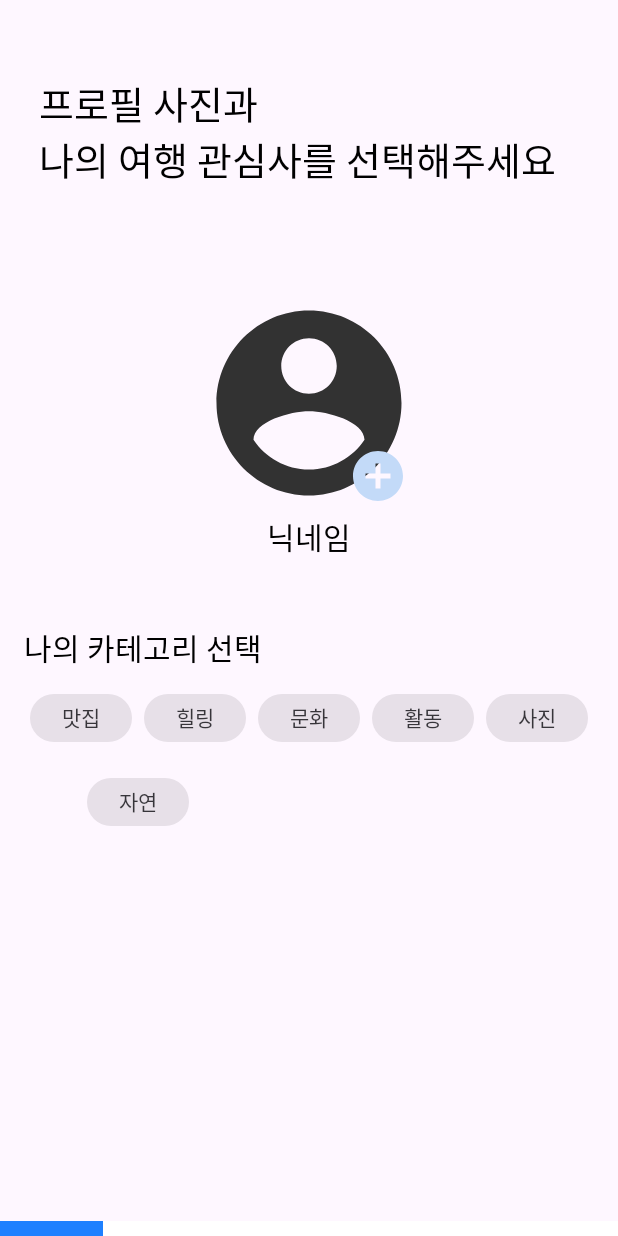
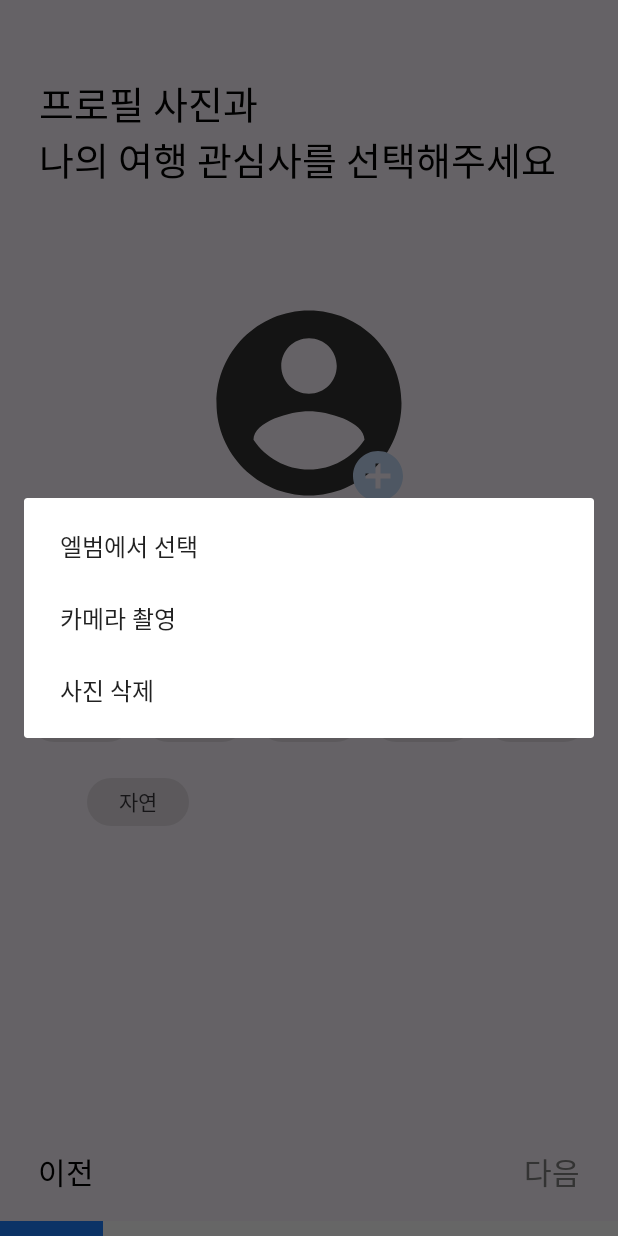
Before and after one commit to SeLino98/TravelMaker, an Android app: the screen it shows after launch (SignupActivity), after a tap on an icon or button, on a phone screen of 412 x 824 dp. Run offline under Robolectric (Android 15) with nearby library versions, the phone set to English and light mode, and no system bars; our stand-ins replace Dagger/Hilt's generated code; pictures from the network do not load.

Commit message:
[Feat] 카메라 기능 삭제 추가 및 화면 구현

```diff
--- a/travelmaker_android/app/build.gradle
+++ b/travelmaker_android/app/build.gradle
@@ -15,6 +15,7 @@ android {
     compileSdk 33
 
     buildFeatures {
+        //buildConfigField할 때 피쳐가 없는데 밑에 놈이 피처를 만들어 줌
         buildConfig true
     }
 
@@ -100,6 +101,7 @@ dependencies {
     //material3
     implementation 'com.google.android.material:material:1.9.0'
 
+//    implementation 'com.github.yalantis:ucrop:2.2.8'
 }
 kapt {
     correctErrorTypes = true
--- a/travelmaker_android/app/src/main/AndroidManifest.xml
+++ b/travelmaker_android/app/src/main/AndroidManifest.xml
@@ -8,7 +8,9 @@
     <!--  서버와의 통신을 위한 Internet 허용  -->
     <uses-permission android:name="android.permission.INTERNET"/>
     <uses-permission android:name="android.permission.POST_NOTIFICATIONS"/>
-    <uses-permission android:name="android.permission.CAMERA"/>
+    <uses-permission android:name="android.permission.CAMERA"/><!-- 카메라 기능을 활성화 하는 버튼 -->
+    <uses-permission android:name="android.permission.READ_EXTERNAL_STORAGE"/>
+    <uses-permission android:name="android.permission.WRITE_EXTERNAL_STORAGE"/>
 
     <application
         android:name=".util.ApplicationClass"
@@ -22,6 +24,8 @@
         android:theme="@style/Theme.Travelmaker"
         android:usesCleartextTraffic="true"
         tools:targetApi="31">
+
+
 
         <activity
             android:name=".ui.signup.SignupActivity"
--- a/travelmaker_android/app/src/main/java/com/gumibom/travelmaker/di/datasource/RemoteDataSourceModule.kt
+++ b/travelmaker_android/app/src/main/java/com/gumibom/travelmaker/di/datasource/RemoteDataSourceModule.kt
@@ -28,4 +28,5 @@ class RemoteDataSourceModule {
         return GoogleLocationRemoteDataSourceImpl(googleLocationSearchService)
     }
 
+
 }
--- /dev/null
+++ b/travelmaker_android/app/src/main/java/com/gumibom/travelmaker/ui/dialog/ClickEventDialog.kt
@@ -0,0 +1,72 @@
+package com.gumibom.travelmaker.ui.dialog
+
+import android.app.AlertDialog
+import android.app.Dialog
+import android.content.Context
+import android.content.DialogInterface
+import android.graphics.drawable.ColorDrawable
+import android.graphics.drawable.Drawable
+import android.view.LayoutInflater
+import android.widget.Button
+import android.widget.TextView
+import com.gumibom.travelmaker.R
+
+class ClickEventDialog(context: Context):AlertDialog.Builder(context){
+    private val dialog:Dialog = Dialog(context)
+
+    override fun setItems(
+        items: Array<out CharSequence>?,
+        listener: DialogInterface.OnClickListener?
+    ): AlertDialog.Builder {
+        return super.setItems(items, listener)
+    }
+
+    init { //첫 시작 세팅
+        //어떤 레이아웃을 쓸건지?
+        //어떤 레아이웃의 테두리를 쓸건지 등의
+        //레이아웃의 사이즈 특성 등등을 설정할 수 잇다.
+        val view = LayoutInflater.from(context).inflate(R.layout.click_event_dialog,null)
+        dialog.setContentView(view)
+        val x = 900.toInt()
+        val y = 750.toInt()
+        dialog.setCancelable(false);
+        dialog.window?.setLayout(x,y);
+        dialog.window?.setBackgroundDrawableResource(R.drawable.dialog_click_event_backgound)
+
+    }
+    fun setTitle(title: String) {
+        val titleView: TextView = dialog.findViewById(R.id.dialog_title)
+        titleView.text = title
+    }
+
+    fun setContent(content: String) {
+        val contentView: TextView = dialog.findViewById(R.id.dialog_content)
+        contentView.text = content
+    }
+    fun setPositiveBtnTitle(title :String){
+        val btnView : Button = dialog.findViewById(R.id.dialog_content_yes)
+        btnView.text= title
+    }
+    fun setPositiveButtonListener(listener: () -> Unit) {
+        val yesButton: Button = dialog.findViewById(R.id.dialog_content_yes)
+        yesButton.setOnClickListener {
+            listener()
+            dialog.dismiss()
+        }
+    }
+
+    fun setNegativeButtonListener(listener: () -> Unit) {
+        val noButton: Button = dialog.findViewById(R.id.dialog_content_no)
+        noButton.setOnClickListener {
+            listener()
+            dialog.dismiss()
+        }
+    }
+
+    fun clickDialogShow(){
+        dialog.show()
+    }
+    fun clickDialogDissMiss(){
+        dialog.dismiss()
+    }
+}
--- a/travelmaker_android/app/src/main/java/com/gumibom/travelmaker/ui/signup/SignupActivity.kt
+++ b/travelmaker_android/app/src/main/java/com/gumibom/travelmaker/ui/signup/SignupActivity.kt
@@ -31,12 +31,12 @@ class SignupActivity : AppCompatActivity() {
             as NavHostFragment).navController
         }
         setContentView(binding.root)
-
-                                                                                    //권한 체크
+        //권한 체크
         val checker = PermissionChecker(this)
         val runtimePermissions = arrayOf(
-            Manifest.permission.POST_NOTIFICATIONS,
-            Manifest.permission.CAMERA
+            Manifest.permission.CAMERA,
+            Manifest.permission.WRITE_EXTERNAL_STORAGE,
+            Manifest.permission.READ_EXTERNAL_STORAGE,
         )
         if (!checker.checkPermission(runtimePermissions)) {
             checker.permitted = object : PermissionListener {
--- a/travelmaker_android/app/src/main/java/com/gumibom/travelmaker/ui/signup/SignupProfileFragment.kt
+++ b/travelmaker_android/app/src/main/java/com/gumibom/travelmaker/ui/signup/SignupProfileFragment.kt
@@ -2,7 +2,10 @@ package com.gumibom.travelmaker.ui.signup
 import android.app.Activity
 import android.content.Context
 import android.content.Intent
+import android.content.pm.PackageManager
 import android.graphics.Bitmap
+import android.graphics.RectF
+import android.graphics.drawable.BitmapDrawable
 import android.os.Bundle
 import android.provider.MediaStore
 import android.util.Log
@@ -11,19 +14,28 @@ import android.view.LayoutInflater
 import android.view.View
 import android.view.ViewGroup
 import androidx.activity.result.ActivityResult
-import androidx.activity.result.contract.ActivityResultContract
 import androidx.activity.result.contract.ActivityResultContracts
 import androidx.fragment.app.viewModels
 import com.google.android.material.chip.Chip
+import com.gumibom.travelmaker.R
 import com.gumibom.travelmaker.databinding.FragmentSignupProfileBinding
+import com.gumibom.travelmaker.ui.dialog.ClickEventDialog
+
 private const val TAG = "SignupProfileFragment_inho"
 class SignupProfileFragment : Fragment() {
+    private val imagePickCode = 1000
+    private val permissionCode = 1001
+    private val cameraRequestCode = 1002
+    private var profileFlag = false;
     private var _binding :FragmentSignupProfileBinding? = null
     private val binding get() = _binding!!
     private lateinit var signupActivity: SignupActivity;
     private val signupViewModel:SignupViewModel by viewModels()
-    override fun onCreate(savedInstanceState: Bundle?) {
-        super.onCreate(savedInstanceState)
+    override fun onViewCreated(view: View, savedInstanceState: Bundle?) {
+        super.onViewCreated(view, savedInstanceState)
+        selectCategory()
+        selectPicture()
+        observeViewModel()
     }
     override fun onAttach(context: Context) {
         super.onAttach(context)
@@ -31,19 +43,80 @@ class SignupProfileFragment : Fragment() {
         //Activity 연결
         signupActivity = context as SignupActivity
     }
-    private fun observeViewModel(){
-
+    private fun observeViewModel() {
+//        signupViewModel.favoriteList.observe(viewLifecycleOwner) { favoriteList ->
+//            Log.d(TAG, "observeViewModel: ${favoriteList.toList()}")
+//        }
     }
     private fun selectPicture(){
+        //+버튼 클릭 시
         binding.ivProfileAdd.setOnClickListener {
             //사진 엘범이 열려야 됨,
+            val pictureDialog = ClickEventDialog(signupActivity)
+            pictureDialog.setTitle("사진 선택 유형을 선택해주세요.")
+            pictureDialog.setContent("")
+            val pictureDialogItems = arrayOf( "엘범에서 선택","카메라 촬영","사진 삭제")
+            pictureDialog.setItems(pictureDialogItems) { _, which ->
+                when (which) {
+                    0 -> choosePhotoFromGallery()
+                    1 -> takePhotoFromCamera()
+                    2 -> deletePhotoFromProfile()
+                }
+            }
             //권한 체크
             Log.d(TAG, "selectPicture: GHDGDG")
-            dispatchTakePicture()
+//            dispatchTakePicture()
+            pictureDialog.show()
             Log.d(TAG, "selectPicture: GHDGDG2222")
         }
+    }
 
+    private fun deletePhotoFromProfile() {
+        profileFlag = false
+        binding.ivProfile.setBackgroundResource(R.drawable.ic_empty_profile_circle)
+        binding.ivProfile.setImageResource(R.drawable.ic_empty_profile_circle)
     }
+
+    private fun choosePhotoFromGallery() {
+        val galleryIntent = Intent(Intent.ACTION_PICK, MediaStore.Images.Media.EXTERNAL_CONTENT_URI)
+        startActivityForResult(galleryIntent, imagePickCode)
+        profileFlag = true;
+    }
+    private fun takePhotoFromCamera() {
+        val cameraIntent = Intent(MediaStore.ACTION_IMAGE_CAPTURE)
+        startActivityForResult(cameraIntent, cameraRequestCode)
+        profileFlag = true
+    }
+
+    override fun onRequestPermissionsResult(requestCode: Int, permissions: Array<out String>, grantResults: IntArray) {
+        when (requestCode) {
+            permissionCode -> {
+                if (grantResults.isNotEmpty() && grantResults[0] == PackageManager.PERMISSION_GRANTED) {
+                    choosePhotoFromGallery()
+                } else {
+                    // Permission denied
+                }
+            }
+        }
+    }
+
+    override fun onActivityResult(requestCode: Int, resultCode: Int, data: Intent?) {
+        super.onActivityResult(requestCode, resultCode, data)
+        if (resultCode == Activity.RESULT_OK) {
+            when (requestCode) {
+                imagePickCode -> {
+                    val selectedImage = data?.data
+                    binding.ivProfile.setImageURI(selectedImage)
+                }
+                cameraRequestCode -> {
+                    val thumbnail = data?.extras?.get("data") as? Bitmap
+                    binding.ivProfile.setImageBitmap(thumbnail)
+                }
+
+            }
+        }
+    }
+    /*
     private val takePicture = registerForActivityResult(ActivityResultContracts.StartActivityForResult()) { result: ActivityResult ->
         if (result.resultCode == Activity.RESULT_OK) {
             val imageBitmap = result.data?.extras?.get("data") as Bitmap?
@@ -52,14 +125,14 @@ class SignupProfileFragment : Fragment() {
         Log.d(TAG, "selectPicture: 12#!@#")
     }
     private fun dispatchTakePicture() {
-        Log.d(TAG, "dispatchTakePicture: 1")
-        val takePictureIntent = Intent(MediaStore.ACTION_IMAGE_CAPTURE)
-        if (takePictureIntent.resolveActivity(signupActivity.packageManager) != null) {
-            takePicture.launch(takePictureIntent)
-            Log.d(TAG, "dispatchTakePicture: 2")
-        }
-        Log.d(TAG, "dispatchTakePicture: 3")
-    }
+//        Log.d(TAG, "dispatchTakePicture: 1")
+//        val takePictureIntent = Intent(MediaStore.ACTION_IMAGE_CAPTURE)
+//        Intent(MediaStore.ACTION_IMAGE_CAPTURE).also{
+//            takePicture.launch(takePictureIntent)
+//            Log.d(TAG, "dispatchTakePicture: 2")
+//        }
+//        Log.d(TAG, "dispatchTakePicture: 3")
+    }*/
 
     private fun selectCategory(){
         val chipGroup = binding.chipGroup;
@@ -68,27 +141,23 @@ class SignupProfileFragment : Fragment() {
             group, checkId ->
             val selectedChip: List<Int> = checkId;
             Log.d(TAG, "selectCategory: ${selectedChip}")
+
             if (selectedChip != null) {
                 for (token  in selectedChip){ // 다 선택 됐고 다음 버튼을 눌렀을 때 현재 담아 있떤 리스트값들을 for문을 돌면서 유저 카테고리에 저장.
                     val selectedChipId = token ///
                     val selctedName = group.findViewById<Chip>(selectedChipId)
-//                val selectedChipText = selectedChip.text.toString()
+//                  val selectedChipText = selectedChip.text.toString()
+//                  val selectedChips = checkId.map { it }
+//                    signupViewModel.updateFavoriteList(selctedName)
                     Log.d("ChipSelection", "Selected Chip ID: $selectedChipId, Text: $selectedChip")
                     Log.d("selctedName", "selctedName: ${selctedName.text.toString()}, Text: ${selctedName.id.toString()}")
-
                 }
             }
             //모든 칩들의 공통 특성 선택
         }
-        Log.d(TAG, "selectCategory:2")
     }
 
-    override fun onViewCreated(view: View, savedInstanceState: Bundle?) {
-        super.onViewCreated(view, savedInstanceState)
-        selectCategory()
-        selectPicture()
 
-    }
     override fun onCreateView(
         inflater: LayoutInflater, container: ViewGroup?,
         savedInstanceState: Bundle?
--- a/travelmaker_android/app/src/main/java/com/gumibom/travelmaker/ui/signup/location/SignupLocationFragment.kt
+++ b/travelmaker_android/app/src/main/java/com/gumibom/travelmaker/ui/signup/location/SignupLocationFragment.kt
@@ -125,10 +125,8 @@ class SignupLocationFragment : Fragment() {
 
     // 다음 Text가 활성화 되는 함수
     private fun setNextTextToggle() {
-
         val activeColor = ContextCompat.getColor(requireContext(), R.color.black)
         val notActiveColor = ContextCompat.getColor(requireContext(), R.color.light_gray)
-
         signupViewModel.address.observe(viewLifecycleOwner) { address ->
             // 주소를 선택했으면 색깔을 검정색으로 바꾸고 isNextPage => true, viewModel address에 저장
             if (address.isNotEmpty()) {
@@ -161,7 +159,6 @@ class SignupLocationFragment : Fragment() {
     private fun selectKoreanEnglish(location : String) : String {
         val koreanRegex = Regex(KOREAN_PATTERN)
         val englishRegex = Regex(ENGLISH_PATTERN)
-
         // 입력한 장소가 한국어 + 숫자면
         return if (koreanRegex.matches(location)) {
             KOREAN
--- /dev/null
+++ b/travelmaker_android/app/src/main/res/drawable/dialog_click_event_backgound.xml
@@ -0,0 +1,6 @@
+<?xml version="1.0" encoding="utf-8"?>
+<shape xmlns:android="http://schemas.android.com/apk/res/android">
+    <solid android:color="#FFFFFF"/>
+    <corners android:radius="20dp"/>
+    <stroke android:width="2dp" android:color="#56ADD6"/>
+</shape>
--- a/travelmaker_android/app/src/main/res/layout/fragment_signup_profile.xml
+++ b/travelmaker_android/app/src/main/res/layout/fragment_signup_profile.xml
@@ -89,4 +89,26 @@
             android:layout_marginStart="38dp"
             android:text="@string/sign_chip_nature"/>
     </com.google.android.material.chip.ChipGroup>
+
+    <TextView
+        android:id="@+id/tv_signup_location_previous"
+        style="@style/Text.Regular20"
+        android:layout_width="wrap_content"
+        android:layout_height="wrap_content"
+        android:layout_marginStart="25dp"
+        android:layout_marginBottom="18dp"
+        android:text="@string/signup_previous"
+        app:layout_constraintBottom_toBottomOf="parent"
+        app:layout_constraintStart_toStartOf="parent" />
+
+    <TextView
+        android:id="@+id/tv_signup_location_next"
+        style="@style/Text.Regular20.gray"
+        android:layout_width="wrap_content"
+        android:layout_height="wrap_content"
+        android:layout_marginEnd="25dp"
+        android:text="@string/signup_next"
+        app:layout_constraintEnd_toEndOf="parent"
+        app:layout_constraintTop_toTopOf="@id/tv_signup_location_previous" />
+
 </androidx.constraintlayout.widget.ConstraintLayout>
--- a/travelmaker_android/settings.gradle
+++ b/travelmaker_android/settings.gradle
@@ -4,13 +4,16 @@ pluginManagement {
         mavenCentral()
         gradlePluginPortal()
     }
+
 }
 dependencyResolutionManagement {
     repositoriesMode.set(RepositoriesMode.FAIL_ON_PROJECT_REPOS)
     repositories {
         google()
         mavenCentral()
+
     }
 }
+
 rootProject.name = "travelmaker"
 include ':app'
```
Also changed, not shown: travelmaker_android/app/src/main/java/com/gumibom/travelmaker/ui/signup/SignupViewModel.kt (+10 -0 lines), travelmaker_android/app/src/main/res/drawable/rounded_et_background_15dp.xml (added, +11 -0 lines), travelmaker_android/app/src/main/res/layout/click_event_dialog.xml (added, +40 -0 lines).
